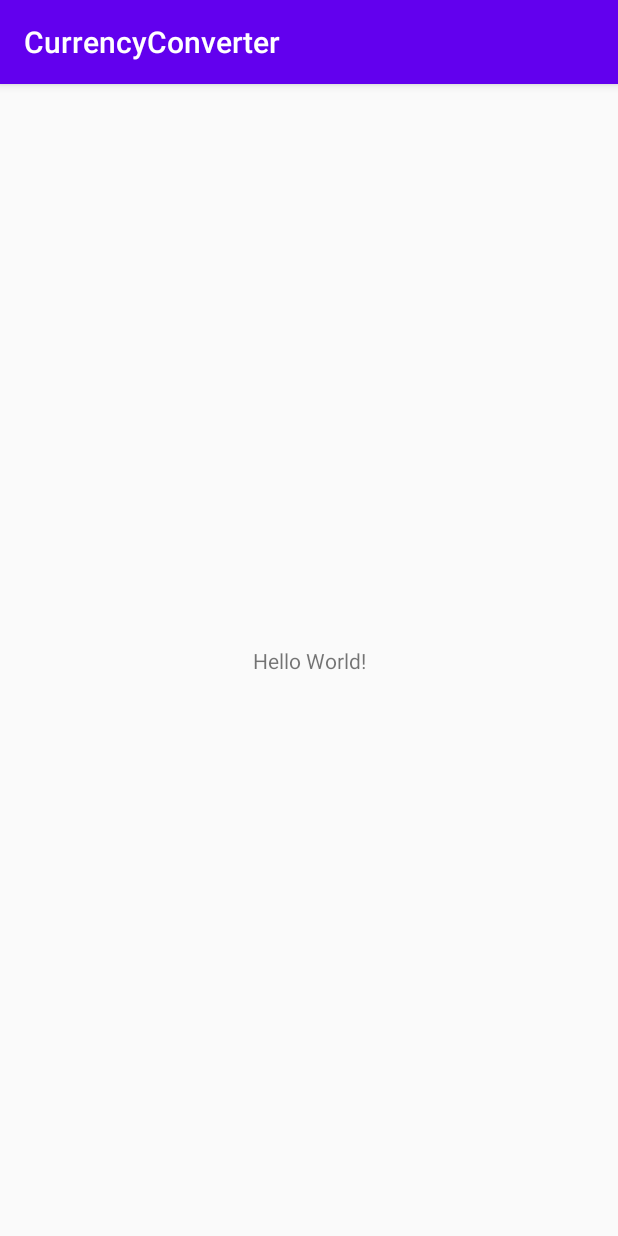
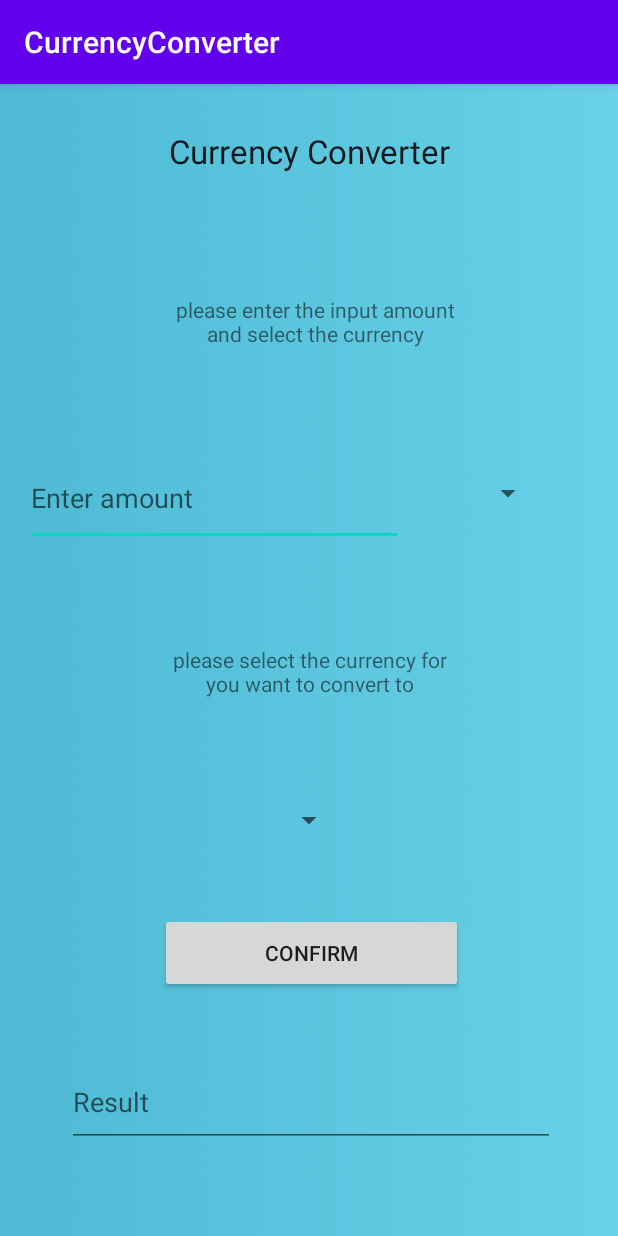
Before and after one commit to olil3/Currency-Convertor, an Android app: the screen it shows after launch (MainActivity), on a phone screen of 412 x 824 dp. Run offline under Robolectric (Android 15) with nearby library versions, the phone set to English and light mode, and no system bars.

Commit message:
finished main activity still need to make the spinners show prior text

```diff
--- a/app/src/main/AndroidManifest.xml
+++ b/app/src/main/AndroidManifest.xml
@@ -9,6 +9,7 @@
         android:roundIcon="@mipmap/ic_launcher_round"
         android:supportsRtl="true"
         android:theme="@style/AppTheme">
+        <activity android:name=".opening_screen"></activity>
         <activity android:name=".MainActivity">
             <intent-filter>
                 <action android:name="android.intent.action.MAIN" />
--- /dev/null
+++ b/app/src/main/java/com/leboys/currencyconverter/opening_screen.java
@@ -0,0 +1,14 @@
+package com.leboys.currencyconverter;
+
+import androidx.appcompat.app.AppCompatActivity;
+
+import android.os.Bundle;
+
+public class opening_screen extends AppCompatActivity {
+
+    @Override
+    protected void onCreate(Bundle savedInstanceState) {
+        super.onCreate(savedInstanceState);
+        setContentView(R.layout.activity_opening_screen);
+    }
+}
--- a/app/src/main/res/layout/activity_main.xml
+++ b/app/src/main/res/layout/activity_main.xml
@@ -4,15 +4,125 @@
     xmlns:tools="http://schemas.android.com/tools"
     android:layout_width="match_parent"
     android:layout_height="match_parent"
-    tools:context=".MainActivity">
+    tools:context=".MainActivity"
+    android:background="@drawable/backgroundforCC"
+    >
+
+    <EditText
+        android:id="@+id/inputAmount"
+        android:layout_width="252dp"
+        android:layout_height="63dp"
+        android:layout_marginStart="16dp"
+        android:layout_marginTop="95dp"
+        android:layout_marginEnd="143dp"
+        android:layout_marginBottom="460dp"
+        android:ems="10"
+        android:hint="@string/enter_amount"
+        android:inputType="numberDecimal"
+        app:layout_constraintBottom_toBottomOf="parent"
+        app:layout_constraintEnd_toEndOf="parent"
+        app:layout_constraintStart_toStartOf="parent"
+        app:layout_constraintTop_toBottomOf="@+id/info_view" />
+
+    <Spinner
+        android:id="@+id/inputSpinner"
+        android:layout_width="wrap_content"
+        android:layout_height="wrap_content"
+        android:layout_marginStart="45dp"
+        android:layout_marginTop="159dp"
+        android:layout_marginEnd="49dp"
+        android:layout_marginBottom="450dp"
+        app:layout_constraintBottom_toBottomOf="parent"
+        app:layout_constraintEnd_toEndOf="parent"
+        app:layout_constraintStart_toEndOf="@+id/inputAmount"
+        app:layout_constraintTop_toBottomOf="@+id/info_view" />
+
+    <Spinner
+        android:id="@+id/outputSpinner"
+        android:layout_width="wrap_content"
+        android:layout_height="wrap_content"
+        android:layout_marginStart="181dp"
+        android:layout_marginTop="20dp"
+        android:layout_marginEnd="182dp"
+        android:layout_marginBottom="270dp"
+        app:layout_constraintBottom_toBottomOf="parent"
+        app:layout_constraintEnd_toEndOf="parent"
+        app:layout_constraintStart_toStartOf="parent"
+        app:layout_constraintTop_toBottomOf="@+id/info2" />
 
     <TextView
-        android:layout_width="wrap_content"
-        android:layout_height="wrap_content"
-        android:text="Hello World!"
-        app:layout_constraintBottom_toBottomOf="parent"
-        app:layout_constraintLeft_toLeftOf="parent"
-        app:layout_constraintRight_toRightOf="parent"
+        android:id="@+id/info_view"
+        android:layout_width="274dp"
+        android:layout_height="45dp"
+        android:layout_marginStart="69dp"
+        android:layout_marginTop="81dp"
+        android:layout_marginEnd="69dp"
+        android:layout_marginBottom="82dp"
+        android:text="@string/currency_converter"
+        android:textAppearance="@style/TextAppearance.AppCompat.Large"
+        android:gravity="center_horizontal|center_vertical"
+        app:layout_constraintBottom_toTopOf="@+id/inputAmount"
+        app:layout_constraintEnd_toEndOf="parent"
+        app:layout_constraintStart_toStartOf="parent"
         app:layout_constraintTop_toTopOf="parent" />
 
+    <TextView
+        android:id="@+id/info1"
+        android:layout_width="202dp"
+        android:layout_height="47dp"
+        android:layout_marginStart="111dp"
+        android:layout_marginTop="50dp"
+        android:layout_marginEnd="103dp"
+        android:layout_marginBottom="45dp"
+        android:gravity="center_vertical|center_horizontal"
+        android:text="@string/please_enter_the_input_amount_and_select_the_currency"
+        app:layout_constraintBottom_toTopOf="@+id/inputAmount"
+        app:layout_constraintEnd_toEndOf="parent"
+        app:layout_constraintStart_toStartOf="parent"
+        app:layout_constraintTop_toBottomOf="@+id/info_view" />
+
+    <TextView
+        android:id="@+id/info2"
+        android:layout_width="199dp"
+        android:layout_height="63dp"
+        android:layout_marginStart="106dp"
+        android:layout_marginTop="56dp"
+        android:layout_marginEnd="106dp"
+        android:layout_marginBottom="35dp"
+        android:text="@string/please_select_the_currency_for_you_want_to_convert_to"
+        android:gravity="center_horizontal|center_vertical"
+        app:layout_constraintBottom_toTopOf="@+id/outputSpinner"
+        app:layout_constraintEnd_toEndOf="parent"
+        app:layout_constraintStart_toStartOf="parent"
+        app:layout_constraintTop_toBottomOf="@+id/inputAmount" />
+
+    <Button
+        android:id="@+id/confirm"
+        android:layout_width="202dp"
+        android:layout_height="53dp"
+        android:layout_marginStart="106dp"
+        android:layout_marginTop="38dp"
+        android:layout_marginEnd="103dp"
+        android:layout_marginBottom="150dp"
+        android:text="@string/confirm"
+        app:layout_constraintBottom_toBottomOf="parent"
+        app:layout_constraintEnd_toEndOf="parent"
+        app:layout_constraintStart_toStartOf="parent"
+        app:layout_constraintTop_toBottomOf="@+id/outputSpinner" />
+
+    <EditText
+        android:id="@+id/output"
+        android:layout_width="325dp"
+        android:layout_height="59dp"
+        android:layout_marginStart="44dp"
+        android:layout_marginTop="38dp"
+        android:layout_marginEnd="42dp"
+        android:layout_marginBottom="53dp"
+        android:ems="10"
+        android:hint="@string/result"
+        android:inputType="numberDecimal"
+        app:layout_constraintBottom_toBottomOf="parent"
+        app:layout_constraintEnd_toEndOf="parent"
+        app:layout_constraintStart_toStartOf="parent"
+        app:layout_constraintTop_toBottomOf="@+id/confirm" />
 </androidx.constraintlayout.widget.ConstraintLayout>
--- /dev/null
+++ b/app/src/main/res/layout/activity_opening_screen.xml
@@ -0,0 +1,9 @@
+<?xml version="1.0" encoding="utf-8"?>
+<androidx.constraintlayout.widget.ConstraintLayout xmlns:android="http://schemas.android.com/apk/res/android"
+    xmlns:app="http://schemas.android.com/apk/res-auto"
+    xmlns:tools="http://schemas.android.com/tools"
+    android:layout_width="match_parent"
+    android:layout_height="match_parent"
+    tools:context=".opening_screen">
+
+</androidx.constraintlayout.widget.ConstraintLayout>
--- a/app/src/main/res/values/strings.xml
+++ b/app/src/main/res/values/strings.xml
@@ -1,3 +1,10 @@
 <resources>
     <string name="app_name">CurrencyConverter</string>
+    <string name="currency_converter">Currency Converter</string>
+    <string name="please_enter_the_input_amount_and_currency">please enter the input amount and currency</string>
+    <string name="please_enter_the_input_amount_and_select_the_currency">please enter the input amount and select the currency</string>
+    <string name="please_select_the_currency_for_you_want_to_convert_to">please select the currency for you want to convert to</string>
+    <string name="enter_amount">Enter amount</string>
+    <string name="confirm">Confirm</string>
+    <string name="result">Result</string>
 </resources>
```
Also changed, not shown: app/src/main/res/drawable-v24/backgroundforCC.png (added).
